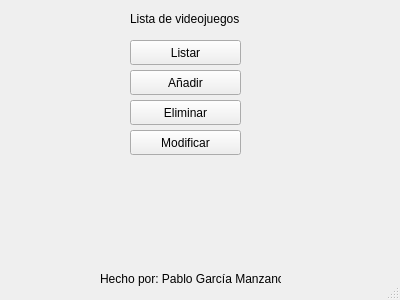
First picture: the form in Python/form.ui, repository pgarman608/SGE, before the edit.
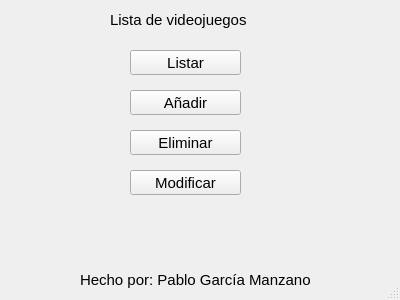
Second picture: the form after the edit.

The edit to the form file:
```diff
--- a/Python/form.ui
+++ b/Python/form.ui
@@ -63,11 +63,16 @@
     <property name="geometry">
      <rect>
       <x>130</x>
-      <y>40</y>
+      <y>50</y>
       <width>111</width>
       <height>25</height>
      </rect>
     </property>
+    <property name="font">
+     <font>
+      <pointsize>11</pointsize>
+     </font>
+    </property>
     <property name="text">
      <string>Listar</string>
     </property>
@@ -75,12 +80,17 @@
    <widget class="QLabel" name="label">
     <property name="geometry">
      <rect>
-      <x>130</x>
+      <x>110</x>
       <y>10</y>
-      <width>111</width>
-      <height>17</height>
+      <width>141</width>
+      <height>20</height>
      </rect>
     </property>
+    <property name="font">
+     <font>
+      <pointsize>11</pointsize>
+     </font>
+    </property>
     <property name="text">
      <string>Lista de videojuegos</string>
     </property>
@@ -89,11 +99,16 @@
     <property name="geometry">
      <rect>
       <x>130</x>
-      <y>70</y>
+      <y>90</y>
       <width>111</width>
       <height>25</height>
      </rect>
     </property>
+    <property name="font">
+     <font>
+      <pointsize>11</pointsize>
+     </font>
+    </property>
     <property name="text">
      <string>Añadir</string>
     </property>
@@ -102,11 +117,16 @@
     <property name="geometry">
      <rect>
       <x>130</x>
-      <y>130</y>
+      <y>170</y>
       <width>111</width>
       <height>25</height>
      </rect>
     </property>
+    <property name="font">
+     <font>
+      <pointsize>11</pointsize>
+     </font>
+    </property>
     <property name="text">
      <string>Modificar</string>
     </property>
@@ -115,11 +135,16 @@
     <property name="geometry">
      <rect>
       <x>130</x>
-      <y>100</y>
+      <y>130</y>
       <width>111</width>
       <height>25</height>
      </rect>
     </property>
+    <property name="font">
+     <font>
+      <pointsize>11</pointsize>
+     </font>
+    </property>
     <property name="text">
      <string>Eliminar</string>
     </property>
@@ -127,12 +152,17 @@
    <widget class="QLabel" name="label_3">
     <property name="geometry">
      <rect>
-      <x>100</x>
+      <x>80</x>
       <y>270</y>
-      <width>181</width>
-      <height>17</height>
+      <width>251</width>
+      <height>20</height>
      </rect>
     </property>
+    <property name="font">
+     <font>
+      <pointsize>11</pointsize>
+     </font>
+    </property>
     <property name="text">
      <string>Hecho por: Pablo García Manzano</string>
     </property>
```
